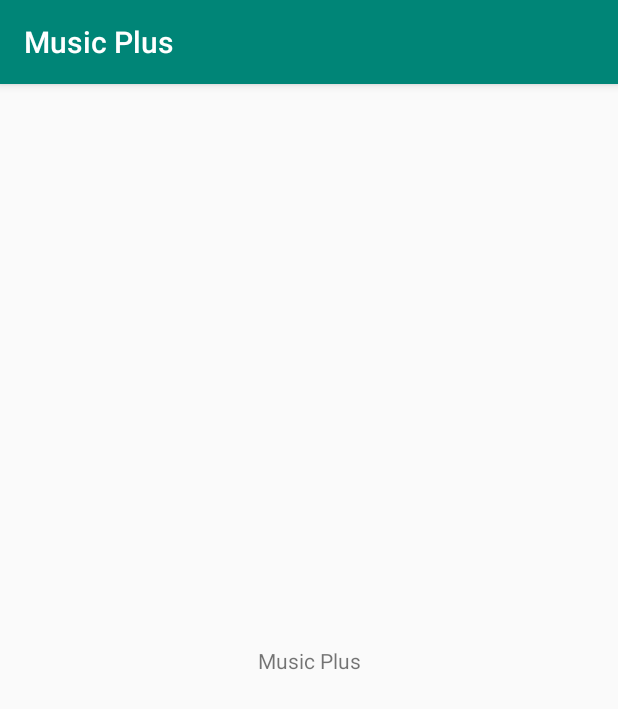
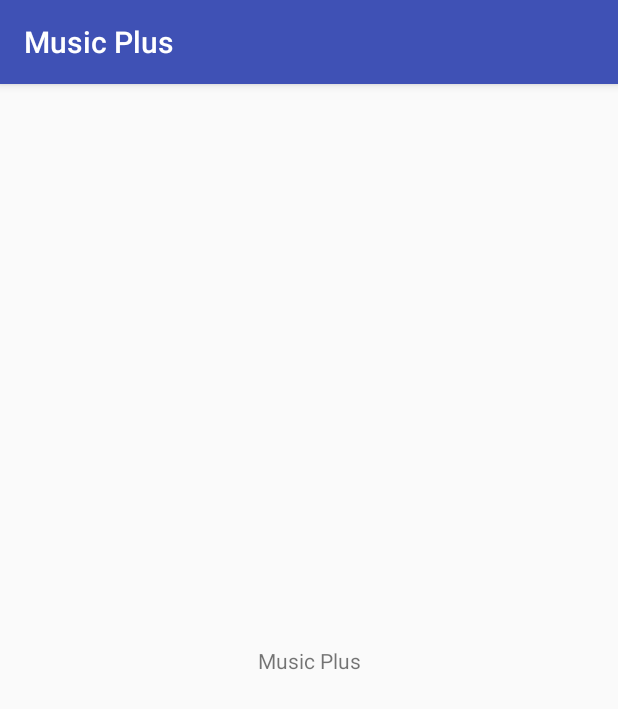
Before and after one commit to awesome-academy/Music_38, an Android app: the screen it shows after launch (MainActivity), on a phone screen of 412 x 824 dp. Shown: the top 709 px of the screen. Run offline under Robolectric (Android 15) with nearby library versions, the phone set to English and light mode, and no system bars.

Commit message:
Create base packages

```diff
--- a/app/src/main/AndroidManifest.xml
+++ b/app/src/main/AndroidManifest.xml
@@ -9,7 +9,7 @@
         android:roundIcon="@mipmap/ic_launcher_round"
         android:supportsRtl="true"
         android:theme="@style/AppTheme">
-        <activity android:name=".MainActivity">
+        <activity android:name=".ui.MainActivity">
             <intent-filter>
                 <action android:name="android.intent.action.MAIN" />
 
--- /dev/null
+++ b/app/src/main/java/com/framgia/vhlee/musicplus/data/model/Track.java
@@ -0,0 +1,4 @@
+package com.framgia.vhlee.musicplus.data.model;
+
+public class Track {
+}
--- /dev/null
+++ b/app/src/main/java/com/framgia/vhlee/musicplus/data/repository/TrackDataRepository.java
@@ -0,0 +1,4 @@
+package com.framgia.vhlee.musicplus.data.repository;
+
+public class TrackDataRepository {
+}
--- /dev/null
+++ b/app/src/main/java/com/framgia/vhlee/musicplus/data/source/local/TrackLocalDataSource.java
@@ -0,0 +1,4 @@
+package com.framgia.vhlee.musicplus.data.source.local;
+
+public class TrackLocalDataSource {
+}
--- /dev/null
+++ b/app/src/main/java/com/framgia/vhlee/musicplus/data/source/remote/TrackRemoteDataSource.java
@@ -0,0 +1,4 @@
+package com.framgia.vhlee.musicplus.data.source.remote;
+
+public class TrackRemoteDataSource {
+}
--- a/app/src/main/java/com/framgia/vhlee/musicplus/MainActivity.java
+++ b/app/src/main/java/com/framgia/vhlee/musicplus/ui/MainActivity.java
@@ -1,7 +1,9 @@
-package com.framgia.vhlee.musicplus;
+package com.framgia.vhlee.musicplus.ui;
 
 import android.support.v7.app.AppCompatActivity;
 import android.os.Bundle;
+
+import com.framgia.vhlee.musicplus.R;
 
 public class MainActivity extends AppCompatActivity {
 
--- /dev/null
+++ b/app/src/main/java/com/framgia/vhlee/musicplus/ui/adapter/TrackAdapter.java
@@ -0,0 +1,4 @@
+package com.framgia.vhlee.musicplus.ui.adapter;
+
+public class TrackAdapter {
+}
--- /dev/null
+++ b/app/src/main/java/com/framgia/vhlee/musicplus/util/Constants.java
@@ -0,0 +1,4 @@
+package com.framgia.vhlee.musicplus.util;
+
+public class Constants {
+}
--- /dev/null
+++ b/app/src/main/java/com/framgia/vhlee/musicplus/util/StringUtil.java
@@ -0,0 +1,4 @@
+package com.framgia.vhlee.musicplus.util;
+
+public class StringUtil {
+}
--- a/app/src/main/res/layout/activity_main.xml
+++ b/app/src/main/res/layout/activity_main.xml
@@ -5,7 +5,7 @@
     xmlns:tools="http://schemas.android.com/tools"
     android:layout_width="match_parent"
     android:layout_height="match_parent"
-    tools:context=".MainActivity">
+    tools:context=".ui.MainActivity">
 
     <TextView
         android:layout_width="wrap_content"
--- a/app/src/main/res/values/colors.xml
+++ b/app/src/main/res/values/colors.xml
@@ -1,6 +1,6 @@
 <?xml version="1.0" encoding="utf-8"?>
 <resources>
-    <color name="color_primary">#008577</color>
-    <color name="color_primary_dark">#00574B</color>
-    <color name="color_accent">#D81B60</color>
+    <color name="color_primary">#3f51b5</color>
+    <color name="color_primary_dark">#0d47a1</color>
+    <color name="color_accent">#d50000</color>
 </resources>
--- a/app/src/main/res/values/styles.xml
+++ b/app/src/main/res/values/styles.xml
@@ -1,8 +1,6 @@
 <resources>
 
-    <!-- Base application theme. -->
     <style name="AppTheme" parent="Theme.AppCompat.Light.DarkActionBar">
-        <!-- Customize your theme here. -->
         <item name="colorPrimary">@color/color_primary</item>
         <item name="colorPrimaryDark">@color/color_primary_dark</item>
         <item name="colorAccent">@color/color_accent</item>
```
Also changed, not shown: app/src/main/java/com/framgia/vhlee/musicplus/data/source/TrackDataSource.java (added, +15 -0 lines).
